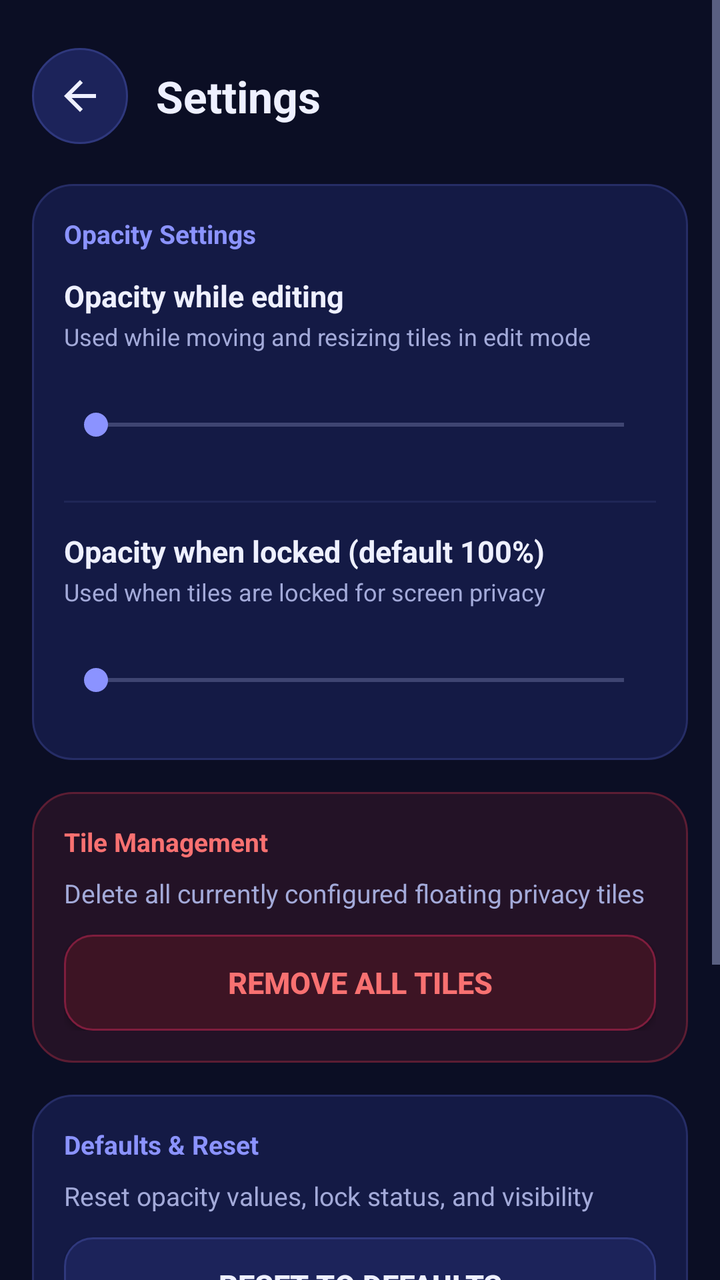
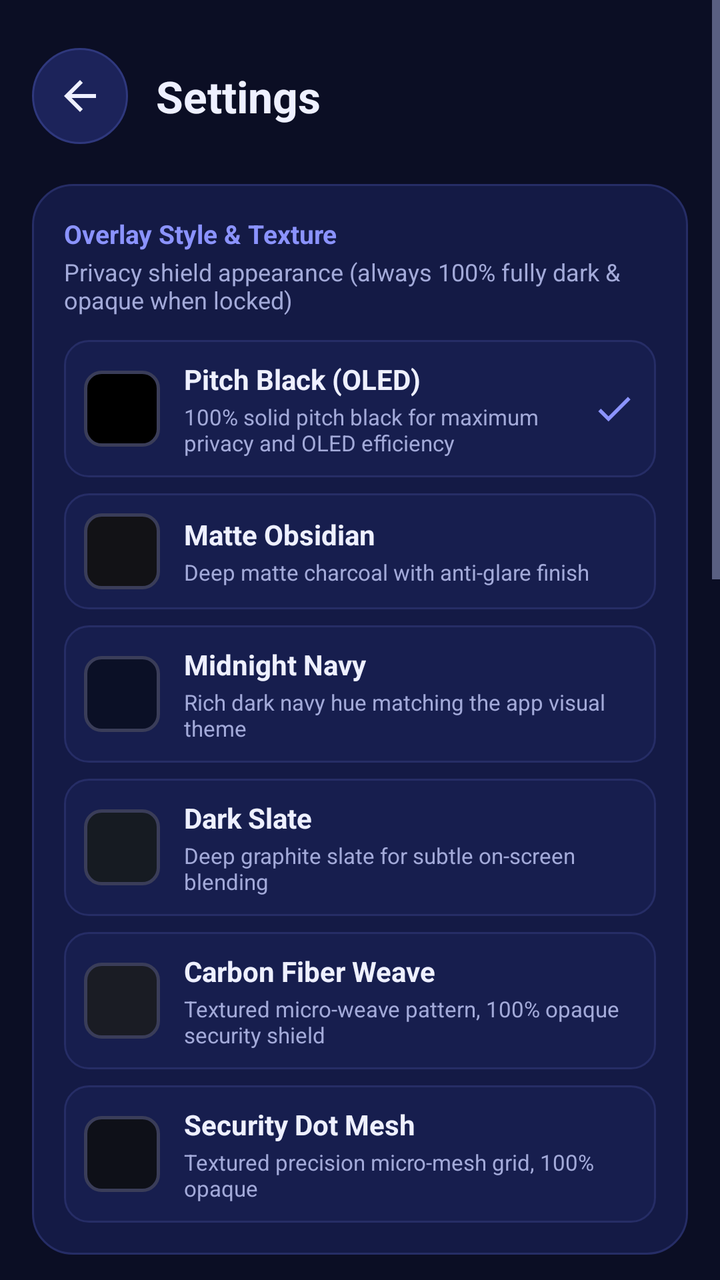

Screens rendered from an Android XML layout before and after an edit, with the pre-edit source and the edit as a unified diff.
<!-- AndroidManifest.xml: activity theme Theme.BlackTile -->
<!-- res/layout/activity_settings.xml -->
<?xml version="1.0" encoding="utf-8"?>
<ScrollView xmlns:android="http://schemas.android.com/apk/res/android"
    android:layout_width="match_parent"
    android:layout_height="match_parent"
    android:background="@color/bg_dark"
    android:fillViewport="true">

    <LinearLayout
        android:layout_width="match_parent"
        android:layout_height="wrap_content"
        android:orientation="vertical"
        android:padding="16dp">

        
        <LinearLayout
            android:layout_width="match_parent"
            android:layout_height="wrap_content"
            android:gravity="center_vertical"
            android:orientation="horizontal"
            android:paddingBottom="12dp"
            android:paddingTop="8dp">

            <ImageButton
                android:id="@+id/btnBack"
                android:layout_width="48dp"
                android:layout_height="48dp"
                android:background="@drawable/btn_icon_topbar"
                android:contentDescription="@string/dialog_cancel"
                android:src="@drawable/ic_arrow_back" />

            <TextView
                android:layout_width="wrap_content"
                android:layout_height="wrap_content"
                android:layout_marginStart="14dp"
                android:text="@string/title_settings"
                android:textColor="@color/text_primary"
                android:textSize="22sp"
                android:textStyle="bold" />
        </LinearLayout>

        
        <LinearLayout
            android:layout_width="match_parent"
            android:layout_height="wrap_content"
            android:layout_marginTop="8dp"
            android:background="@drawable/card_bg"
            android:orientation="vertical">

            <TextView
                android:layout_width="wrap_content"
                android:layout_height="wrap_content"
                android:layout_marginBottom="12dp"
                android:text="@string/settings_section_opacity"
                android:textColor="@color/accent"
                android:textSize="13sp"
                android:textStyle="bold" />

            
            <RelativeLayout
                android:layout_width="match_parent"
                android:layout_height="wrap_content">

                <LinearLayout
                    android:layout_width="wrap_content"
                    android:layout_height="wrap_content"
                    android:layout_alignParentStart="true"
                    android:layout_toStartOf="@+id/tvEditOpacityValue"
                    android:orientation="vertical">

                    <TextView
                        android:layout_width="wrap_content"
                        android:layout_height="wrap_content"
                        android:text="@string/label_opacity_edit"
                        android:textColor="@color/text_primary"
                        android:textSize="15sp"
                        android:textStyle="bold" />

                    <TextView
                        android:layout_width="wrap_content"
                        android:layout_height="wrap_content"
                        android:layout_marginTop="2dp"
                        android:text="@string/desc_opacity_edit"
                        android:textColor="@color/text_secondary"
                        android:textSize="12sp" />
                </LinearLayout>

                <TextView
                    android:id="@+id/tvEditOpacityValue"
                    android:layout_width="wrap_content"
                    android:layout_height="wrap_content"
                    android:layout_alignParentEnd="true"
                    android:layout_centerVertical="true"
                    android:textColor="@color/accent"
                    android:textSize="16sp"
                    android:textStyle="bold" />
            </RelativeLayout>

            <SeekBar
                android:id="@+id/sbEditOpacity"
                android:layout_width="match_parent"
                android:layout_height="wrap_content"
                android:layout_marginTop="12dp"
                android:max="80"
                android:minHeight="48dp" />

            <View
                android:layout_width="match_parent"
                android:layout_height="1dp"
                android:layout_marginVertical="14dp"
                android:background="@color/divider" />

            
            <RelativeLayout
                android:layout_width="match_parent"
                android:layout_height="wrap_content">

                <LinearLayout
                    android:layout_width="wrap_content"
                    android:layout_height="wrap_content"
                    android:layout_alignParentStart="true"
                    android:layout_toStartOf="@+id/tvLockedOpacityValue"
                    android:orientation="vertical">

                    <TextView
                        android:layout_width="wrap_content"
                        android:layout_height="wrap_content"
                        android:text="@string/label_opacity_locked"
                        android:textColor="@color/text_primary"
                        android:textSize="15sp"
                        android:textStyle="bold" />

                    <TextView
                        android:layout_width="wrap_content"
                        android:layout_height="wrap_content"
                        android:layout_marginTop="2dp"
                        android:text="@string/desc_opacity_locked"
                        android:textColor="@color/text_secondary"
                        android:textSize="12sp" />
                </LinearLayout>

                <TextView
                    android:id="@+id/tvLockedOpacityValue"
                    android:layout_width="wrap_content"
                    android:layout_height="wrap_content"
                    android:layout_alignParentEnd="true"
                    android:layout_centerVertical="true"
                    android:textColor="@color/accent"
                    android:textSize="16sp"
                    android:textStyle="bold" />
            </RelativeLayout>

            <SeekBar
                android:id="@+id/sbLockedOpacity"
                android:layout_width="match_parent"
                android:layout_height="wrap_content"
                android:layout_marginTop="12dp"
                android:max="80"
                android:minHeight="48dp" />
        </LinearLayout>

        
        <LinearLayout
            android:layout_width="match_parent"
            android:layout_height="wrap_content"
            android:layout_marginTop="16dp"
            android:background="@drawable/card_danger_bg"
            android:orientation="vertical">

            <TextView
                android:layout_width="wrap_content"
                android:layout_height="wrap_content"
                android:layout_marginBottom="8dp"
                android:text="@string/settings_section_management"
                android:textColor="@color/accent_red"
                android:textSize="13sp"
                android:textStyle="bold" />

            <TextView
                android:layout_width="match_parent"
                android:layout_height="wrap_content"
                android:layout_marginBottom="12dp"
                android:text="@string/desc_remove_all_tiles"
                android:textColor="@color/text_secondary"
                android:textSize="13sp" />

            <Button
                android:id="@+id/btnRemoveAllTiles"
                android:layout_width="match_parent"
                android:layout_height="wrap_content"
                android:background="@drawable/btn_danger"
                android:minHeight="48dp"
                android:text="@string/btn_remove_all_tiles"
                android:textColor="@color/accent_red"
                android:textSize="15sp"
                android:textStyle="bold" />
        </LinearLayout>

        
        <LinearLayout
            android:layout_width="match_parent"
            android:layout_height="wrap_content"
            android:layout_marginTop="16dp"
            android:background="@drawable/card_bg"
            android:orientation="vertical">

            <TextView
                android:layout_width="wrap_content"
                android:layout_height="wrap_content"
                android:layout_marginBottom="8dp"
                android:text="@string/settings_section_defaults"
                android:textColor="@color/accent"
                android:textSize="13sp"
                android:textStyle="bold" />

            <TextView
                android:layout_width="match_parent"
                android:layout_height="wrap_content"
                android:layout_marginBottom="12dp"
                android:text="@string/desc_reset_defaults"
                android:textColor="@color/text_secondary"
                android:textSize="13sp" />

            <Button
                android:id="@+id/btnResetDefaults"
                android:layout_width="match_parent"
                android:layout_height="wrap_content"
                android:background="@drawable/btn_secondary"
                android:minHeight="48dp"
                android:text="@string/btn_reset_defaults"
                android:textColor="@color/text_primary"
                android:textSize="15sp"
                android:textStyle="bold" />
        </LinearLayout>

        
        <LinearLayout
            android:layout_width="match_parent"
            android:layout_height="wrap_content"
            android:layout_marginTop="16dp"
            android:background="@drawable/card_bg"
            android:orientation="vertical">

            <TextView
                android:layout_width="wrap_content"
                android:layout_height="wrap_content"
                android:layout_marginBottom="8dp"
                android:text="@string/settings_section_privacy"
                android:textColor="@color/accent"
                android:textSize="13sp"
                android:textStyle="bold" />

            <LinearLayout
                android:id="@+id/rowPrivacyPolicy"
                android:layout_width="match_parent"
                android:layout_height="wrap_content"
                android:background="@drawable/btn_secondary"
                android:gravity="center_vertical"
                android:minHeight="52dp"
                android:orientation="horizontal"
                android:padding="12dp">

                <LinearLayout
                    android:layout_width="0dp"
                    android:layout_height="wrap_content"
                    android:layout_weight="1"
                    android:orientation="vertical">

                    <TextView
                        android:layout_width="wrap_content"
                        android:layout_height="wrap_content"
                        android:text="@string/btn_privacy_policy"
                        android:textColor="@color/text_primary"
                        android:textSize="15sp"
                        android:textStyle="bold" />

                    <TextView
                        android:layout_width="wrap_content"
                        android:layout_height="wrap_content"
                        android:layout_marginTop="2dp"
                        android:text="@string/desc_privacy_policy"
                        android:textColor="@color/text_secondary"
                        android:textSize="12sp" />
                </LinearLayout>

                <ImageView
                    android:layout_width="18dp"
                    android:layout_height="18dp"
                    android:contentDescription="@null"
                    android:src="@drawable/ic_open_in_new" />
            </LinearLayout>
        </LinearLayout>

    </LinearLayout>
</ScrollView>
<!-- resources referenced by this layout -->
<resources>
  <string name="desc_opacity_locked">Used when tiles are locked for screen privacy</string>
  <string name="label_opacity_locked">Opacity when locked (default 100%)</string>
  <!-- unchanged entries left out for length: 36 -->
</resources>

<!-- the commit's change to res/layout/activity_settings.xml (unified diff, before → after) -->
@@ -49,6 +49,348 @@
             <TextView
                 android:layout_width="wrap_content"
                 android:layout_height="wrap_content"
+                android:text="@string/settings_section_styles"
+                android:textColor="@color/accent"
+                android:textSize="13sp"
+                android:textStyle="bold" />
+
+            <TextView
+                android:layout_width="wrap_content"
+                android:layout_height="wrap_content"
+                android:layout_marginTop="2dp"
+                android:layout_marginBottom="12dp"
+                android:text="@string/settings_desc_styles"
+                android:textColor="@color/text_secondary"
+                android:textSize="12sp" />
+
+            
+            <LinearLayout
+                android:id="@+id/rowStylePureBlack"
+                android:layout_width="match_parent"
+                android:layout_height="wrap_content"
+                android:minHeight="54dp"
+                android:gravity="center_vertical"
+                android:orientation="horizontal"
+                android:padding="10dp"
+                android:layout_marginBottom="8dp"
+                android:background="@drawable/btn_style_option"
+                android:clickable="true"
+                android:focusable="true">
+
+                <View
+                    android:layout_width="38dp"
+                    android:layout_height="38dp"
+                    android:background="@drawable/swatch_pure_black" />
+
+                <LinearLayout
+                    android:layout_width="0dp"
+                    android:layout_height="wrap_content"
+                    android:layout_weight="1"
+                    android:layout_marginStart="12dp"
+                    android:layout_marginEnd="8dp"
+                    android:orientation="vertical">
+
+                    <TextView
+                        android:layout_width="wrap_content"
+                        android:layout_height="wrap_content"
+                        android:text="@string/style_pure_black_title"
+                        android:textColor="@color/text_primary"
+                        android:textSize="14sp"
+                        android:textStyle="bold" />
+
+                    <TextView
+                        android:layout_width="wrap_content"
+                        android:layout_height="wrap_content"
+                        android:layout_marginTop="2dp"
+                        android:text="@string/style_pure_black_desc"
+                        android:textColor="@color/text_secondary"
+                        android:textSize="11sp" />
+                </LinearLayout>
+
+                <ImageView
+                    android:id="@+id/checkStylePureBlack"
+                    android:layout_width="22dp"
+                    android:layout_height="22dp"
+                    android:contentDescription="@null"
+                    android:src="@drawable/ic_check" />
+            </LinearLayout>
+
+            
+            <LinearLayout
+                android:id="@+id/rowStyleMatteObsidian"
+                android:layout_width="match_parent"
+                android:layout_height="wrap_content"
+                android:minHeight="54dp"
+                android:gravity="center_vertical"
+                android:orientation="horizontal"
+                android:padding="10dp"
+                android:layout_marginBottom="8dp"
+                android:background="@drawable/btn_style_option"
+                android:clickable="true"
+                android:focusable="true">
+
+                <View
+                    android:layout_width="38dp"
+                    android:layout_height="38dp"
+                    android:background="@drawable/swatch_matte_obsidian" />
+
+                <LinearLayout
+                    android:layout_width="0dp"
+                    android:layout_height="wrap_content"
+                    android:layout_weight="1"
+                    android:layout_marginStart="12dp"
+                    android:layout_marginEnd="8dp"
+                    android:orientation="vertical">
+
+                    <TextView
+                        android:layout_width="wrap_content"
+                        android:layout_height="wrap_content"
+                        android:text="@string/style_matte_obsidian_title"
+                        android:textColor="@color/text_primary"
+                        android:textSize="14sp"
+                        android:textStyle="bold" />
+
+                    <TextView
+                        android:layout_width="wrap_content"
+                        android:layout_height="wrap_content"
+                        android:layout_marginTop="2dp"
+                        android:text="@string/style_matte_obsidian_desc"
+                        android:textColor="@color/text_secondary"
+                        android:textSize="11sp" />
+                </LinearLayout>
+
+                <ImageView
+                    android:id="@+id/checkStyleMatteObsidian"
+                    android:layout_width="22dp"
+                    android:layout_height="22dp"
+                    android:contentDescription="@null"
+                    android:src="@drawable/ic_check"
+                    android:visibility="gone" />
+            </LinearLayout>
+
+            
+            <LinearLayout
+                android:id="@+id/rowStyleDarkNavy"
+                android:layout_width="match_parent"
+                android:layout_height="wrap_content"
+                android:minHeight="54dp"
+                android:gravity="center_vertical"
+                android:orientation="horizontal"
+                android:padding="10dp"
+                android:layout_marginBottom="8dp"
+                android:background="@drawable/btn_style_option"
+                android:clickable="true"
+                android:focusable="true">
+
+                <View
+                    android:layout_width="38dp"
+                    android:layout_height="38dp"
+                    android:background="@drawable/swatch_dark_navy" />
+
+                <LinearLayout
+                    android:layout_width="0dp"
+                    android:layout_height="wrap_content"
+                    android:layout_weight="1"
+                    android:layout_marginStart="12dp"
+                    android:layout_marginEnd="8dp"
+                    android:orientation="vertical">
+
+                    <TextView
+                        android:layout_width="wrap_content"
+                        android:layout_height="wrap_content"
+                        android:text="@string/style_dark_navy_title"
+                        android:textColor="@color/text_primary"
+                        android:textSize="14sp"
+                        android:textStyle="bold" />
+
+                    <TextView
+                        android:layout_width="wrap_content"
+                        android:layout_height="wrap_content"
+                        android:layout_marginTop="2dp"
+                        android:text="@string/style_dark_navy_desc"
+                        android:textColor="@color/text_secondary"
+                        android:textSize="11sp" />
+                </LinearLayout>
+
+                <ImageView
+                    android:id="@+id/checkStyleDarkNavy"
+                    android:layout_width="22dp"
+                    android:layout_height="22dp"
+                    android:contentDescription="@null"
+                    android:src="@drawable/ic_check"
+                    android:visibility="gone" />
+            </LinearLayout>
+
+            
+            <LinearLayout
+                android:id="@+id/rowStyleDarkSlate"
+                android:layout_width="match_parent"
+                android:layout_height="wrap_content"
+                android:minHeight="54dp"
+                android:gravity="center_vertical"
+                android:orientation="horizontal"
+                android:padding="10dp"
+                android:layout_marginBottom="8dp"
+                android:background="@drawable/btn_style_option"
+                android:clickable="true"
+                android:focusable="true">
+
+                <View
+                    android:layout_width="38dp"
+                    android:layout_height="38dp"
+                    android:background="@drawable/swatch_dark_slate" />
+
+                <LinearLayout
+                    android:layout_width="0dp"
+                    android:layout_height="wrap_content"
+                    android:layout_weight="1"
+                    android:layout_marginStart="12dp"
+                    android:layout_marginEnd="8dp"
+                    android:orientation="vertical">
+
+                    <TextView
+                        android:layout_width="wrap_content"
+                        android:layout_height="wrap_content"
+                        android:text="@string/style_dark_slate_title"
+                        android:textColor="@color/text_primary"
+                        android:textSize="14sp"
+                        android:textStyle="bold" />
+
+                    <TextView
+                        android:layout_width="wrap_content"
+                        android:layout_height="wrap_content"
+                        android:layout_marginTop="2dp"
+                        android:text="@string/style_dark_slate_desc"
+                        android:textColor="@color/text_secondary"
+                        android:textSize="11sp" />
+                </LinearLayout>
+
+                <ImageView
+                    android:id="@+id/checkStyleDarkSlate"
+                    android:layout_width="22dp"
+                    android:layout_height="22dp"
+                    android:contentDescription="@null"
+                    android:src="@drawable/ic_check"
+                    android:visibility="gone" />
+            </LinearLayout>
+
+            
+            <LinearLayout
+                android:id="@+id/rowStyleCarbonWeave"
+                android:layout_width="match_parent"
+                android:layout_height="wrap_content"
+                android:minHeight="54dp"
+                android:gravity="center_vertical"
+                android:orientation="horizontal"
+                android:padding="10dp"
+                android:layout_marginBottom="8dp"
+                android:background="@drawable/btn_style_option"
+                android:clickable="true"
+                android:focusable="true">
+
+                <View
+                    android:layout_width="38dp"
+                    android:layout_height="38dp"
+                    android:background="@drawable/swatch_carbon_weave" />
+
+                <LinearLayout
+                    android:layout_width="0dp"
+                    android:layout_height="wrap_content"
+                    android:layout_weight="1"
+                    android:layout_marginStart="12dp"
+                    android:layout_marginEnd="8dp"
+                    android:orientation="vertical">
+
+                    <TextView
+                        android:layout_width="wrap_content"
+                        android:layout_height="wrap_content"
+                        android:text="@string/style_carbon_weave_title"
+                        android:textColor="@color/text_primary"
+                        android:textSize="14sp"
+                        android:textStyle="bold" />
+
+                    <TextView
+                        android:layout_width="wrap_content"
+                        android:layout_height="wrap_content"
+                        android:layout_marginTop="2dp"
+                        android:text="@string/style_carbon_weave_desc"
+                        android:textColor="@color/text_secondary"
+                        android:textSize="11sp" />
+                </LinearLayout>
+
+                <ImageView
+                    android:id="@+id/checkStyleCarbonWeave"
+                    android:layout_width="22dp"
+                    android:layout_height="22dp"
+                    android:contentDescription="@null"
+                    android:src="@drawable/ic_check"
+                    android:visibility="gone" />
+            </LinearLayout>
+
+            
+            <LinearLayout
+                android:id="@+id/rowStyleDotMatrix"
+                android:layout_width="match_parent"
+                android:layout_height="wrap_content"
+                android:minHeight="54dp"
+                android:gravity="center_vertical"
+                android:orientation="horizontal"
+                android:padding="10dp"
+                android:background="@drawable/btn_style_option"
+                android:clickable="true"
+                android:focusable="true">
+
+                <View
+                    android:layout_width="38dp"
+                    android:layout_height="38dp"
+                    android:background="@drawable/swatch_dot_matrix" />
+
+                <LinearLayout
+                    android:layout_width="0dp"
+                    android:layout_height="wrap_content"
+                    android:layout_weight="1"
+                    android:layout_marginStart="12dp"
+                    android:layout_marginEnd="8dp"
+                    android:orientation="vertical">
+
+                    <TextView
+                        android:layout_width="wrap_content"
+                        android:layout_height="wrap_content"
+                        android:text="@string/style_dot_matrix_title"
+                        android:textColor="@color/text_primary"
+                        android:textSize="14sp"
+                        android:textStyle="bold" />
+
+                    <TextView
+                        android:layout_width="wrap_content"
+                        android:layout_height="wrap_content"
+                        android:layout_marginTop="2dp"
+                        android:text="@string/style_dot_matrix_desc"
+                        android:textColor="@color/text_secondary"
+                        android:textSize="11sp" />
+                </LinearLayout>
+
+                <ImageView
+                    android:id="@+id/checkStyleDotMatrix"
+                    android:layout_width="22dp"
+                    android:layout_height="22dp"
+                    android:contentDescription="@null"
+                    android:src="@drawable/ic_check"
+                    android:visibility="gone" />
+            </LinearLayout>
+        </LinearLayout>
+
+        
+        <LinearLayout
+            android:layout_width="match_parent"
+            android:layout_height="wrap_content"
+            android:layout_marginTop="16dp"
+            android:background="@drawable/card_bg"
+            android:orientation="vertical">
+
+            <TextView
+                android:layout_width="wrap_content"
+                android:layout_height="wrap_content"
                 android:layout_marginBottom="12dp"
                 android:text="@string/settings_section_opacity"
                 android:textColor="@color/accent"
<!-- resource entries referenced after the edit -->
@@ -1,7 +1,111 @@
 <!-- resources referenced by this layout -->
 <resources>
-  <string name="desc_opacity_locked">Used when tiles are locked for screen privacy</string>
-  <string name="label_opacity_locked">Opacity when locked (default 100%)</string>
+  <!-- drawable btn_style_option (drawable) -->
+  <?xml version="1.0" encoding="utf-8"?>
+  <selector xmlns:android="http://schemas.android.com/apk/res/android">
+      <item android:state_pressed="true">
+          <shape android:shape="rectangle">
+              <solid android:color="#262D66" />
+              <corners android:radius="12dp" />
+          </shape>
+      </item>
+      <item>
+          <shape android:shape="rectangle">
+              <solid android:color="#171E4E" />
+              <stroke
+                  android:width="1dp"
+                  android:color="#262D66" />
+              <corners android:radius="12dp" />
+          </shape>
+      </item>
+  </selector>
+  <!-- drawable ic_check (drawable) -->
+  <?xml version="1.0" encoding="utf-8"?>
+  <vector xmlns:android="http://schemas.android.com/apk/res/android"
+      android:width="20dp"
+      android:height="20dp"
+      android:viewportWidth="24"
+      android:viewportHeight="24">
+      <path
+          android:fillColor="#8B93FF"
+          android:pathData="M9,16.17L4.83,12l-1.42,1.41L9,19 21,7l-1.41-1.41z"/>
+  </vector>
+  <!-- drawable swatch_carbon_weave (drawable) -->
+  <?xml version="1.0" encoding="utf-8"?>
+  <shape xmlns:android="http://schemas.android.com/apk/res/android"
+      android:shape="rectangle">
+      <solid android:color="#1A1C24" />
+      <stroke
+          android:width="1.5dp"
+          android:color="#3A3D59" />
+      <corners android:radius="8dp" />
+  </shape>
+  <!-- drawable swatch_dark_navy (drawable) -->
+  <?xml version="1.0" encoding="utf-8"?>
+  <shape xmlns:android="http://schemas.android.com/apk/res/android"
+      android:shape="rectangle">
+      <solid android:color="#0B1026" />
+      <stroke
+          android:width="1.5dp"
+          android:color="#3A3D59" />
+      <corners android:radius="8dp" />
+  </shape>
+  <!-- drawable swatch_dark_slate (drawable) -->
+  <?xml version="1.0" encoding="utf-8"?>
+  <shape xmlns:android="http://schemas.android.com/apk/res/android"
+      android:shape="rectangle">
+      <solid android:color="#161B22" />
+      <stroke
+          android:width="1.5dp"
+          android:color="#3A3D59" />
+      <corners android:radius="8dp" />
+  </shape>
+  <!-- drawable swatch_dot_matrix (drawable) -->
+  <?xml version="1.0" encoding="utf-8"?>
+  <shape xmlns:android="http://schemas.android.com/apk/res/android"
+      android:shape="rectangle">
+      <solid android:color="#0E1018" />
+      <stroke
+          android:width="1.5dp"
+          android:color="#3A3D59" />
+      <corners android:radius="8dp" />
+  </shape>
+  <!-- drawable swatch_matte_obsidian (drawable) -->
+  <?xml version="1.0" encoding="utf-8"?>
+  <shape xmlns:android="http://schemas.android.com/apk/res/android"
+      android:shape="rectangle">
+      <solid android:color="#121216" />
+      <stroke
+          android:width="1.5dp"
+          android:color="#3A3D59" />
+      <corners android:radius="8dp" />
+  </shape>
+  <!-- drawable swatch_pure_black (drawable) -->
+  <?xml version="1.0" encoding="utf-8"?>
+  <shape xmlns:android="http://schemas.android.com/apk/res/android"
+      android:shape="rectangle">
+      <solid android:color="#000000" />
+      <stroke
+          android:width="1.5dp"
+          android:color="#3A3D59" />
+      <corners android:radius="8dp" />
+  </shape>
+  <string name="desc_opacity_locked">Always 100% solid and opaque when locked — nothing underneath is visible</string>
+  <string name="label_opacity_locked">Opacity when locked (100% Fully Dark)</string>
+  <string name="settings_desc_styles">Privacy shield appearance (always 100% fully dark &amp; opaque when locked)</string>
+  <string name="settings_section_styles">Overlay Style &amp; Texture</string>
+  <string name="style_carbon_weave_desc">Textured micro-weave pattern, 100% opaque security shield</string>
+  <string name="style_carbon_weave_title">Carbon Fiber Weave</string>
+  <string name="style_dark_navy_desc">Rich dark navy hue matching the app visual theme</string>
+  <string name="style_dark_navy_title">Midnight Navy</string>
+  <string name="style_dark_slate_desc">Deep graphite slate for subtle on-screen blending</string>
+  <string name="style_dark_slate_title">Dark Slate</string>
+  <string name="style_dot_matrix_desc">Textured precision micro-mesh grid, 100% opaque</string>
+  <string name="style_dot_matrix_title">Security Dot Mesh</string>
+  <string name="style_matte_obsidian_desc">Deep matte charcoal with anti-glare finish</string>
+  <string name="style_matte_obsidian_title">Matte Obsidian</string>
+  <string name="style_pure_black_desc">100% solid pitch black for maximum privacy and OLED efficiency</string>
+  <string name="style_pure_black_title">Pitch Black (OLED)</string>
   <!-- unchanged entries left out for length: 36 -->
 </resources>
 
